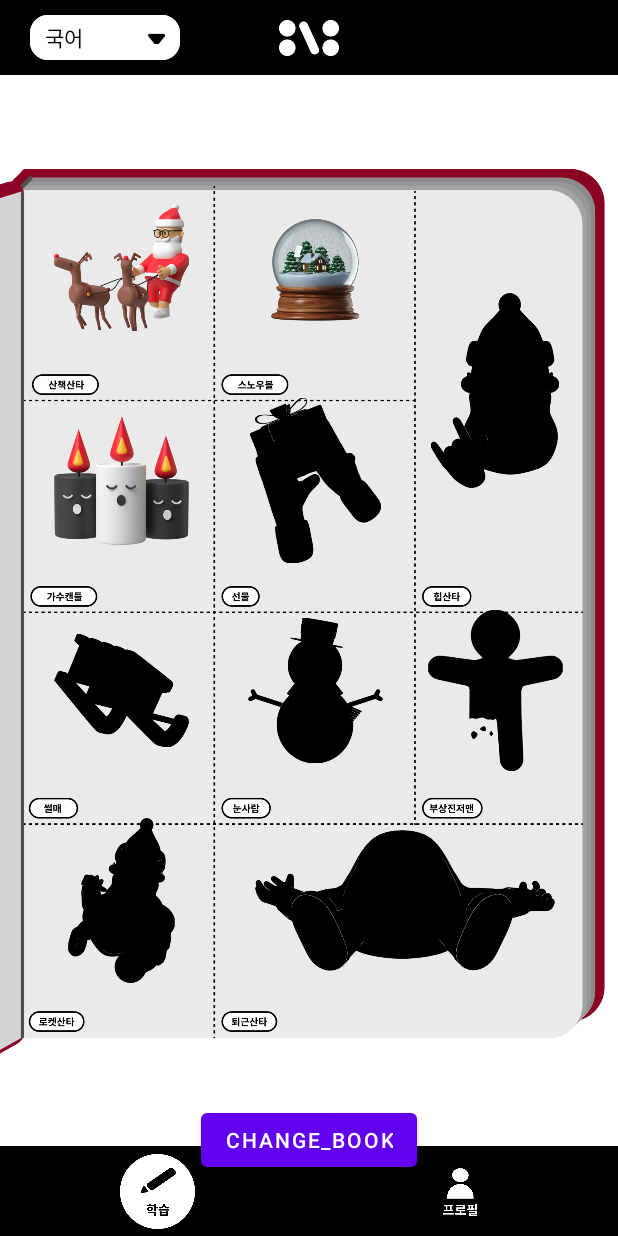
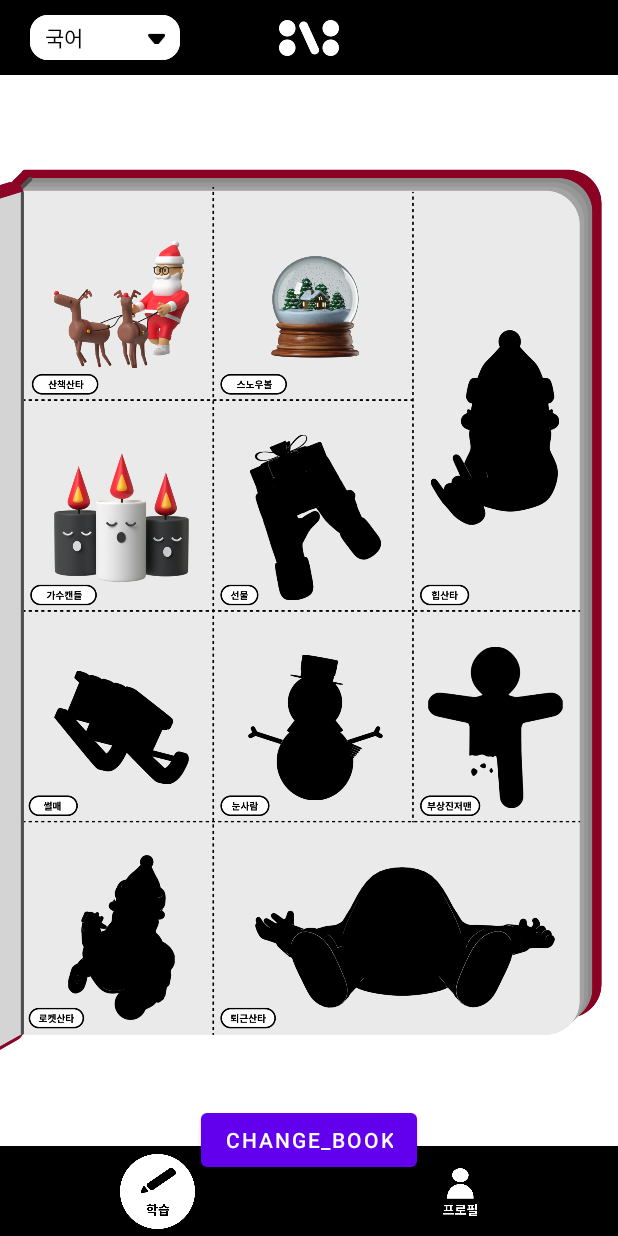
Before and after one commit to Fiizzle/Fiizzle-android, an Android app: the BookFragment screen opened through its navigation route, on a phone screen of 412 x 824 dp. Run offline under Robolectric (Android 15) with nearby library versions, the phone set to English and light mode, and no system bars; our stand-ins replace data binding; libraries missing offline, so code that uses them is left out: com.skydoves.balloon; 1 statement that could not run was skipped.

Commit message:
Fix book sticker position

```diff
--- a/app/src/main/res/layout/fragment_book.xml
+++ b/app/src/main/res/layout/fragment_book.xml
@@ -73,7 +73,7 @@
                 android:layout_width="90dp"
                 android:layout_height="110dp"
                 android:layout_marginStart="36dp"
-                android:layout_marginTop="123dp"
+                android:layout_marginTop="148dp"
                 app:layout_constraintStart_toStartOf="parent"
                 app:layout_constraintTop_toTopOf="parent"
                 app:srcCompat="@drawable/ic_book_black1" />
@@ -84,7 +84,7 @@
                 android:layout_width="90dp"
                 android:layout_height="110dp"
                 android:layout_marginStart="165dp"
-                android:layout_marginTop="123dp"
+                android:layout_marginTop="148dp"
                 app:layout_constraintStart_toStartOf="parent"
                 app:layout_constraintTop_toTopOf="parent"
                 app:srcCompat="@drawable/ic_book_black2" />
@@ -95,7 +95,7 @@
                 android:layout_width="90dp"
                 android:layout_height="110dp"
                 android:layout_marginStart="285dp"
-                android:layout_marginTop="123dp"
+                android:layout_marginTop="148dp"
                 app:layout_constraintStart_toStartOf="parent"
                 app:layout_constraintTop_toTopOf="parent"
                 app:srcCompat="@drawable/ic_book_black3" />
@@ -105,7 +105,7 @@
                 android:layout_width="90dp"
                 android:layout_height="110dp"
                 android:layout_marginStart="36dp"
-                android:layout_marginTop="265dp"
+                android:layout_marginTop="290dp"
                 app:layout_constraintStart_toStartOf="parent"
                 app:layout_constraintTop_toTopOf="parent"
                 app:srcCompat="@drawable/ic_book_black4" />
@@ -116,7 +116,7 @@
                 android:layout_width="90dp"
                 android:layout_height="110dp"
                 android:layout_marginStart="165dp"
-                android:layout_marginTop="265dp"
+                android:layout_marginTop="290dp"
                 app:layout_constraintStart_toStartOf="parent"
                 app:layout_constraintTop_toTopOf="parent"
                 app:srcCompat="@drawable/ic_book_black5" />
@@ -127,7 +127,7 @@
                 android:layout_width="90dp"
                 android:layout_height="110dp"
                 android:layout_marginStart="285dp"
-                android:layout_marginTop="270dp"
+                android:layout_marginTop="290dp"
                 app:layout_constraintStart_toStartOf="parent"
                 app:layout_constraintTop_toTopOf="parent"
                 app:srcCompat="@drawable/ic_book_black6" />
@@ -138,7 +138,7 @@
                 android:layout_width="200dp"
                 android:layout_height="110dp"
                 android:layout_marginStart="50dp"
-                android:layout_marginTop="405dp"
+                android:layout_marginTop="430dp"
                 app:layout_constraintStart_toStartOf="parent"
                 app:layout_constraintTop_toTopOf="parent"
                 app:srcCompat="@drawable/ic_book_black7" />
@@ -149,7 +149,7 @@
                 android:layout_width="90dp"
                 android:layout_height="110dp"
                 android:layout_marginStart="285dp"
-                android:layout_marginTop="405dp"
+                android:layout_marginTop="430dp"
                 app:layout_constraintStart_toStartOf="parent"
                 app:layout_constraintTop_toTopOf="parent"
                 app:srcCompat="@drawable/ic_book_black8" />
@@ -159,7 +159,7 @@
                 android:id="@+id/book_icon_9"
                 android:layout_width="90dp"
                 android:layout_height="110dp"
-                android:layout_marginTop="545dp"
+                android:layout_marginTop="570dp"
                 android:layout_marginStart="36dp"
                 app:layout_constraintStart_toStartOf="parent"
                 app:layout_constraintTop_toTopOf="parent"
@@ -169,7 +169,7 @@
                 android:id="@+id/book_icon_10"
                 android:layout_width="90dp"
                 android:layout_height="110dp"
-                android:layout_marginTop="545dp"
+                android:layout_marginTop="570dp"
                 android:layout_marginStart="165dp"
                 app:layout_constraintStart_toStartOf="parent"
                 app:layout_constraintTop_toTopOf="parent"
@@ -180,7 +180,7 @@
                 android:id="@+id/book_icon_11"
                 android:layout_width="90dp"
                 android:layout_height="110dp"
-                android:layout_marginTop="545dp"
+                android:layout_marginTop="570dp"
                 android:layout_marginStart="285dp"
                 app:layout_constraintStart_toStartOf="parent"
                 app:layout_constraintTop_toTopOf="parent"
@@ -198,8 +198,8 @@
 
             <ImageView
                 android:id="@+id/book_book2"
-                android:layout_width="414dp"
-                android:layout_height="847dp"
+                android:layout_width="wrap_content"
+                android:layout_height="wrap_content"
                 app:layout_constraintBottom_toBottomOf="parent"
                 app:layout_constraintEnd_toEndOf="parent"
                 app:layout_constraintStart_toStartOf="parent"
@@ -211,7 +211,7 @@
                 android:layout_width="90dp"
                 android:layout_height="110dp"
                 android:layout_marginStart="36dp"
-                android:layout_marginTop="123dp"
+                android:layout_marginTop="148dp"
                 app:layout_constraintStart_toStartOf="parent"
                 app:layout_constraintTop_toTopOf="parent"
                 app:srcCompat="@drawable/ic_book_black12" />
@@ -222,7 +222,7 @@
                 android:layout_width="90dp"
                 android:layout_height="110dp"
                 android:layout_marginStart="165dp"
-                android:layout_marginTop="123dp"
+                android:layout_marginTop="148dp"
                 app:layout_constraintStart_toStartOf="parent"
                 app:layout_constraintTop_toTopOf="parent"
                 app:srcCompat="@drawable/ic_book_black13" />
@@ -232,7 +232,7 @@
                 android:layout_width="90dp"
                 android:layout_height="110dp"
                 android:layout_marginStart="36dp"
-                android:layout_marginTop="265dp"
+                android:layout_marginTop="290dp"
                 app:layout_constraintStart_toStartOf="parent"
                 app:layout_constraintTop_toTopOf="parent"
                 app:srcCompat="@drawable/ic_book_black14" />
@@ -242,7 +242,7 @@
                 android:layout_width="90dp"
                 android:layout_height="110dp"
                 android:layout_marginStart="165dp"
-                android:layout_marginTop="265dp"
+                android:layout_marginTop="290dp"
                 app:layout_constraintStart_toStartOf="parent"
                 app:layout_constraintTop_toTopOf="parent"
                 app:srcCompat="@drawable/ic_book_black15" />
@@ -252,7 +252,7 @@
                 android:layout_width="100dp"
                 android:layout_height="130dp"
                 android:layout_marginStart="280dp"
-                android:layout_marginTop="195dp"
+                android:layout_marginTop="220dp"
                 app:layout_constraintStart_toStartOf="parent"
                 app:layout_constraintTop_toTopOf="parent"
                 app:srcCompat="@drawable/ic_book_black16" />
@@ -261,7 +261,7 @@
                 android:layout_width="90dp"
                 android:layout_height="110dp"
                 android:layout_marginStart="36dp"
-                android:layout_marginTop="405dp"
+                android:layout_marginTop="430dp"
                 app:layout_constraintStart_toStartOf="parent"
                 app:layout_constraintTop_toTopOf="parent"
                 app:srcCompat="@drawable/ic_book_black17" />
@@ -272,7 +272,7 @@
                 android:layout_width="90dp"
                 android:layout_height="110dp"
                 android:layout_marginStart="165dp"
-                android:layout_marginTop="405dp"
+                android:layout_marginTop="430dp"
                 app:layout_constraintStart_toStartOf="parent"
                 app:layout_constraintTop_toTopOf="parent"
                 app:srcCompat="@drawable/ic_book_black18" />
@@ -283,7 +283,7 @@
                 android:layout_width="90dp"
                 android:layout_height="110dp"
                 android:layout_marginStart="285dp"
-                android:layout_marginTop="405dp"
+                android:layout_marginTop="430dp"
                 app:layout_constraintStart_toStartOf="parent"
                 app:layout_constraintTop_toTopOf="parent"
                 app:srcCompat="@drawable/ic_book_black19" />
@@ -292,7 +292,7 @@
                 android:id="@+id/book_icon_20"
                 android:layout_width="90dp"
                 android:layout_height="110dp"
-                android:layout_marginTop="545dp"
+                android:layout_marginTop="570dp"
                 android:layout_marginStart="36dp"
                 app:layout_constraintStart_toStartOf="parent"
                 app:layout_constraintTop_toTopOf="parent"
@@ -302,7 +302,7 @@
                 android:id="@+id/book_icon_21"
                 android:layout_width="200dp"
                 android:layout_height="110dp"
-                android:layout_marginTop="545dp"
+                android:layout_marginTop="570dp"
                 android:layout_marginStart="170dp"
                 app:layout_constraintStart_toStartOf="parent"
                 app:layout_constraintTop_toTopOf="parent"
```
